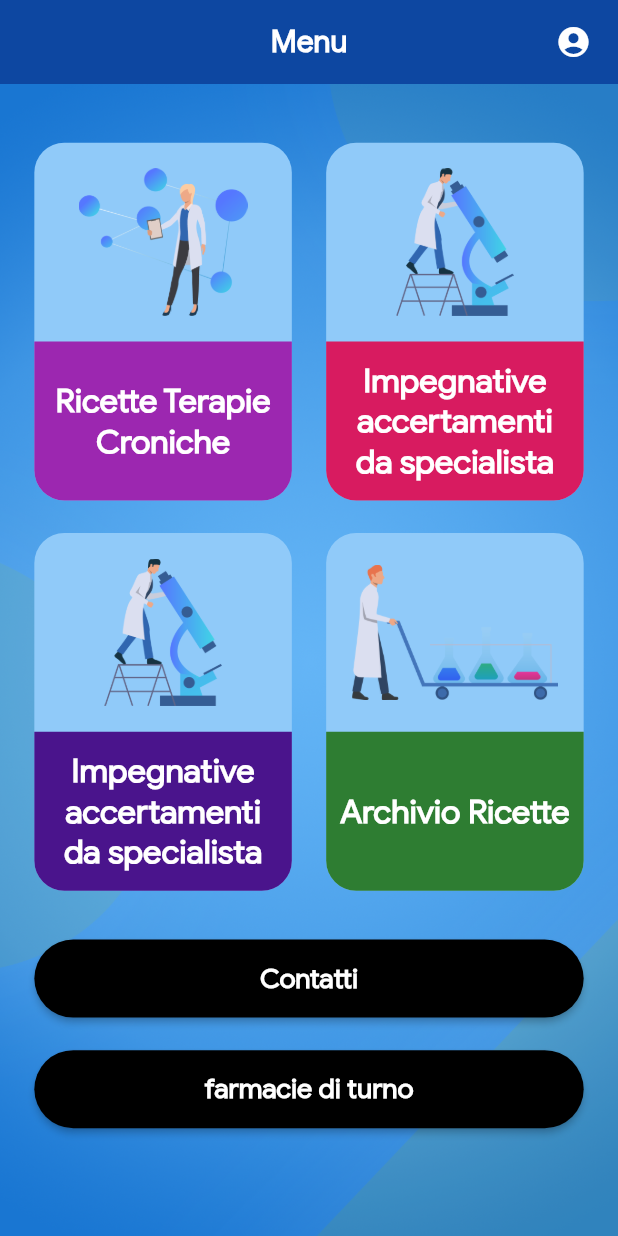
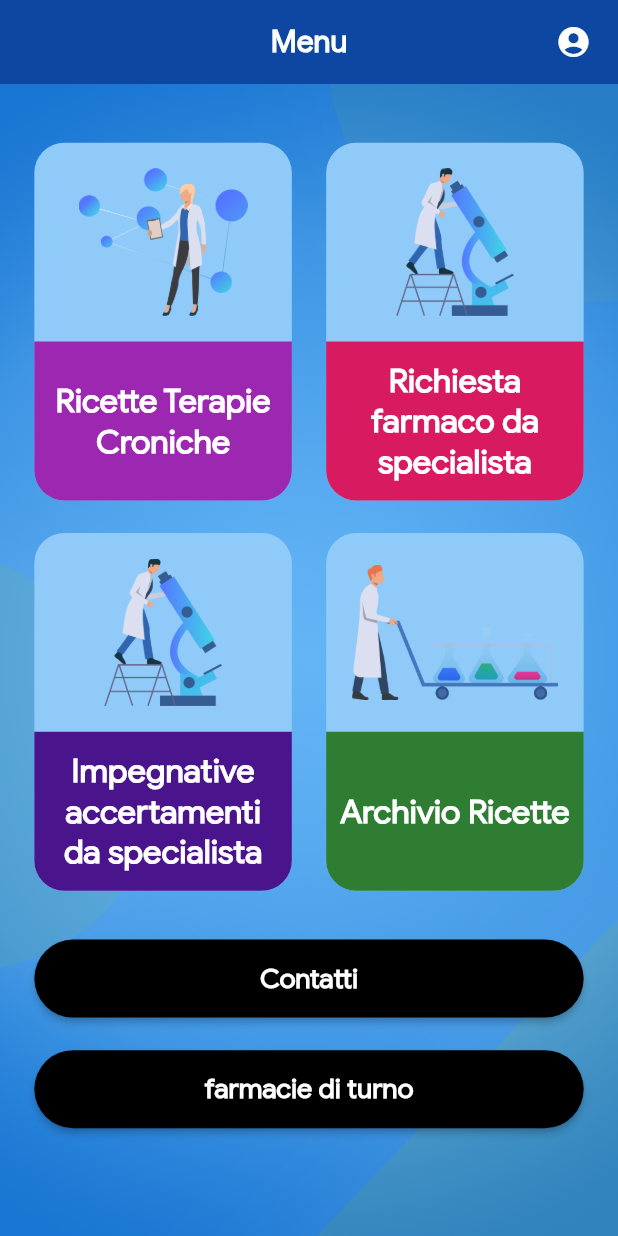
Before and after one commit to DigiWrecks/MMG2, a Flutter app: the Home screen opened directly, on a phone screen of 412 x 824 dp. Run offline on Flutter 3.47's test engine with Material 2 defaults, Android fonts, the phone set to English and light mode, and no system bars; our stand-ins replace cached_network_image, cloud_firestore, firebase_auth, firebase_storage, flutter_screenutil, fluttertoast and 2 more; missing offline and left inert: onesignal_flutter; accounts and stored records are empty.

Commit message:
Name Changed

```diff
--- a/lib/screens/admin/admin-completed.dart
+++ b/lib/screens/admin/admin-completed.dart
@@ -43,7 +43,7 @@ class _AdminCompletedState extends State<AdminCompleted> with SingleTickerProvid
           controller: tabController,
           tabs: <Widget>[
             Tab(child: CustomText(text: 'Ricette Terapie Croniche',align: TextAlign.center,size: ScreenUtil().setSp(24),)),
-            Tab(child: CustomText(text: 'Impegnative accertamenti da specialista',align: TextAlign.center,size: ScreenUtil().setSp(24),)),
+            Tab(child: CustomText(text: 'Richiesta farmaco da specialista',align: TextAlign.center,size: ScreenUtil().setSp(24),)),
             Tab(child: CustomText(text: 'Impegnative accertamenti da specialista',align: TextAlign.center,size: ScreenUtil().setSp(24),)),
           ],
         ),
--- a/lib/screens/admin/admin-home.dart
+++ b/lib/screens/admin/admin-home.dart
@@ -61,7 +61,7 @@ class _AdminHomeState extends State<AdminHome> with SingleTickerProviderStateMix
           controller: tabController,
           tabs: <Widget>[
             Tab(child: CustomText(text: 'Ricette Terapie Croniche',align: TextAlign.center,size: ScreenUtil().setSp(24),)),
-            Tab(child: CustomText(text: 'Impegnative accertamenti da specialista',align: TextAlign.center,size: ScreenUtil().setSp(24),)),
+            Tab(child: CustomText(text: 'Richiesta farmaco da specialista',align: TextAlign.center,size: ScreenUtil().setSp(24),)),
             Tab(child: CustomText(text: 'Impegnative accertamenti da specialista',align: TextAlign.center,size: ScreenUtil().setSp(24),)),
           ],
         ),
--- a/lib/screens/element-2.dart
+++ b/lib/screens/element-2.dart
@@ -22,7 +22,7 @@ class Element2 extends StatelessWidget {
       appBar: AppBar(
         elevation: 0,
         centerTitle: true,
-        title: CustomText(text: 'Impegnative Accertamenti da specialista',),
+        title: CustomText(text: 'Richiesta farmaco da specialista',),
       ),
       body: Container(
         width: double.infinity,
--- a/lib/screens/element-5.dart
+++ b/lib/screens/element-5.dart
@@ -43,7 +43,7 @@ class _Element5State extends State<Element5> with SingleTickerProviderStateMixin
           controller: tabController,
           tabs: <Widget>[
             Tab(child: CustomText(text: 'Ricette Terapie Croniche',align: TextAlign.center,size: ScreenUtil().setSp(24),)),
-            Tab(child: CustomText(text: 'Impegnative accertamenti da specialista',align: TextAlign.center,size: ScreenUtil().setSp(24),)),
+            Tab(child: CustomText(text: 'Richiesta farmaco da specialista',align: TextAlign.center,size: ScreenUtil().setSp(24),)),
             Tab(child: CustomText(text: 'Impegnative accertamenti da specialista',align: TextAlign.center,size: ScreenUtil().setSp(24),)),
           ],
         ),
--- a/lib/screens/home.dart
+++ b/lib/screens/home.dart
@@ -67,7 +67,7 @@ class Home extends StatelessWidget {
                   mainAxisAlignment: MainAxisAlignment.spaceBetween,
                   children: <Widget>[
                     VerticalCard(text: 'Ricette Terapie Croniche',color: Color(0xff9C27B0),image: 'images/home1.png',navigationTo: Element1(),),
-                    VerticalCard(text: 'Impegnative accertamenti da specialista',color: Color(0xffD81B60),image: 'images/home2.png',navigationTo: Element2(),),
+                    VerticalCard(text: 'Richiesta farmaco da specialista',color: Color(0xffD81B60),image: 'images/home2.png',navigationTo: Element2(),),
                   ],
                 ),
                 SizedBox(height: ScreenUtil().setHeight(40),),
```
